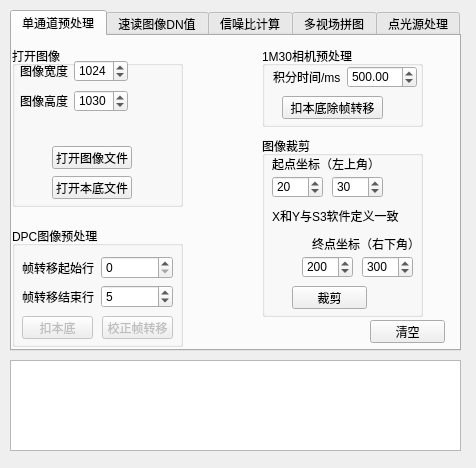
This is gui.ui in angel263wy/Img_preprocess as Qt 5 draws it before an edit. The edited form follows.
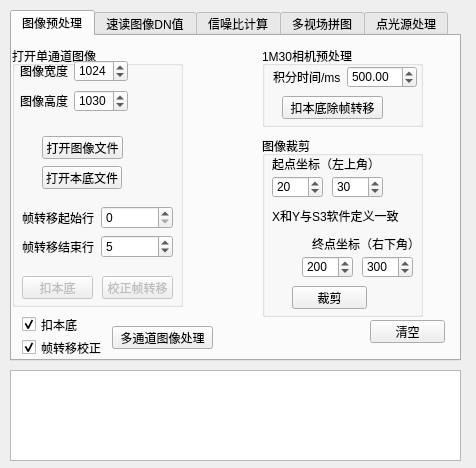
This is the edited form.

Commit message: 新增多通道图像处理功能 统一扣本底 校正帧转移输出

What changed in the file:
```diff
--- a/gui.ui
+++ b/gui.ui
@@ -17,7 +17,7 @@
    <property name="geometry">
     <rect>
      <x>10</x>
-     <y>360</y>
+     <y>370</y>
      <width>451</width>
      <height>91</height>
     </rect>
@@ -29,7 +29,7 @@
      <x>10</x>
      <y>10</y>
      <width>451</width>
-     <height>341</height>
+     <height>351</height>
     </rect>
    </property>
    <property name="currentIndex">
@@ -37,7 +37,7 @@
    </property>
    <widget class="QWidget" name="tab">
     <attribute name="title">
-     <string>单通道预处理</string>
+     <string>图像预处理</string>
     </attribute>
     <widget class="QGroupBox" name="groupBox_4">
      <property name="geometry">
@@ -45,18 +45,18 @@
        <x>0</x>
        <y>10</y>
        <width>171</width>
-       <height>161</height>
+       <height>261</height>
       </rect>
      </property>
      <property name="title">
-      <string>打开图像</string>
+      <string>打开单通道图像</string>
      </property>
      <widget class="QPushButton" name="pushButton_openIMG_sig">
       <property name="geometry">
        <rect>
-        <x>40</x>
-        <y>100</y>
-        <width>80</width>
+        <x>30</x>
+        <y>90</y>
+        <width>81</width>
         <height>23</height>
        </rect>
       </property>
@@ -67,8 +67,8 @@
      <widget class="QPushButton" name="pushButton_open_dark_sig">
       <property name="geometry">
        <rect>
-        <x>40</x>
-        <y>130</y>
+        <x>30</x>
+        <y>120</y>
         <width>80</width>
         <height>23</height>
        </rect>
@@ -77,56 +77,11 @@
        <string>打开本底文件</string>
       </property>
      </widget>
-    </widget>
-    <widget class="QGroupBox" name="groupBox_5">
-     <property name="geometry">
-      <rect>
-       <x>0</x>
-       <y>190</y>
-       <width>171</width>
-       <height>121</height>
-      </rect>
-     </property>
-     <property name="title">
-      <string>DPC图像预处理</string>
-     </property>
-     <widget class="QPushButton" name="pushButton_sub_dark_sig">
-      <property name="enabled">
-       <bool>false</bool>
-      </property>
-      <property name="geometry">
-       <rect>
-        <x>10</x>
-        <y>90</y>
-        <width>71</width>
-        <height>23</height>
-       </rect>
-      </property>
-      <property name="text">
-       <string>扣本底</string>
-      </property>
-     </widget>
-     <widget class="QPushButton" name="pushButton_dis_smear">
-      <property name="enabled">
-       <bool>false</bool>
-      </property>
-      <property name="geometry">
-       <rect>
-        <x>90</x>
-        <y>90</y>
-        <width>71</width>
-        <height>23</height>
-       </rect>
-      </property>
-      <property name="text">
-       <string>校正帧转移</string>
-      </property>
-     </widget>
      <widget class="QWidget" name="layoutWidget">
       <property name="geometry">
        <rect>
         <x>10</x>
-        <y>30</y>
+        <y>160</y>
         <width>151</width>
         <height>52</height>
        </rect>
@@ -188,6 +143,38 @@
        </item>
       </layout>
      </widget>
+     <widget class="QPushButton" name="pushButton_sub_dark_sig">
+      <property name="enabled">
+       <bool>false</bool>
+      </property>
+      <property name="geometry">
+       <rect>
+        <x>10</x>
+        <y>230</y>
+        <width>71</width>
+        <height>23</height>
+       </rect>
+      </property>
+      <property name="text">
+       <string>扣本底</string>
+      </property>
+     </widget>
+     <widget class="QPushButton" name="pushButton_dis_smear">
+      <property name="enabled">
+       <bool>false</bool>
+      </property>
+      <property name="geometry">
+       <rect>
+        <x>90</x>
+        <y>230</y>
+        <width>71</width>
+        <height>23</height>
+       </rect>
+      </property>
+      <property name="text">
+       <string>校正帧转移</string>
+      </property>
+     </widget>
     </widget>
     <widget class="QGroupBox" name="groupBox_3">
      <property name="geometry">
@@ -382,6 +369,51 @@
       </property>
      </widget>
     </widget>
+    <widget class="QPushButton" name="pushButton_openIMG_multi">
+     <property name="geometry">
+      <rect>
+       <x>100</x>
+       <y>290</y>
+       <width>101</width>
+       <height>23</height>
+      </rect>
+     </property>
+     <property name="text">
+      <string>多通道图像处理</string>
+     </property>
+    </widget>
+    <widget class="QWidget" name="">
+     <property name="geometry">
+      <rect>
+       <x>10</x>
+       <y>280</y>
+       <width>85</width>
+       <height>40</height>
+      </rect>
+     </property>
+     <layout class="QVBoxLayout" name="verticalLayout_3">
+      <item>
+       <widget class="QCheckBox" name="checkBox_multi_subdkg">
+        <property name="text">
+         <string>扣本底</string>
+        </property>
+        <property name="checked">
+         <bool>true</bool>
+        </property>
+       </widget>
+      </item>
+      <item>
+       <widget class="QCheckBox" name="checkBox_multi_smearing">
+        <property name="text">
+         <string>帧转移校正</string>
+        </property>
+        <property name="checked">
+         <bool>true</bool>
+        </property>
+       </widget>
+      </item>
+     </layout>
+    </widget>
    </widget>
    <widget class="QWidget" name="tab_2">
     <attribute name="title">
```
Left out of the diff: 29 changed lines with no effect on the pictures. The commit also changes 2 other files.
